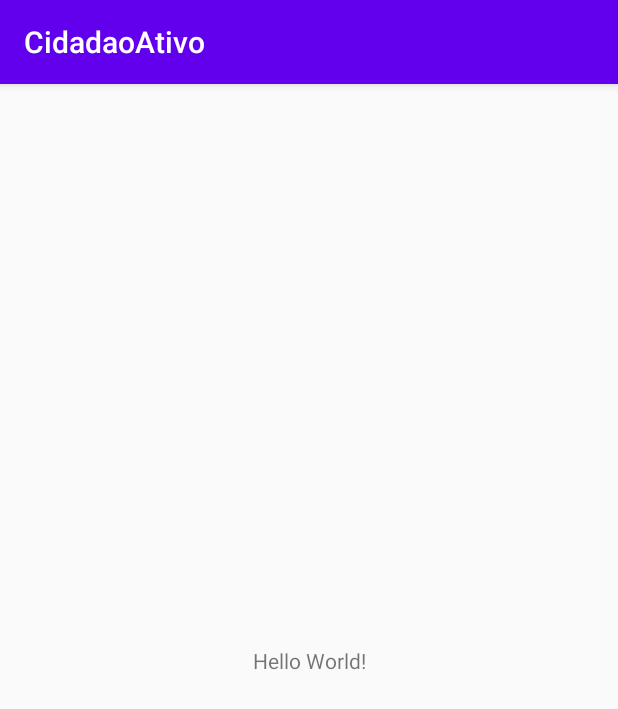
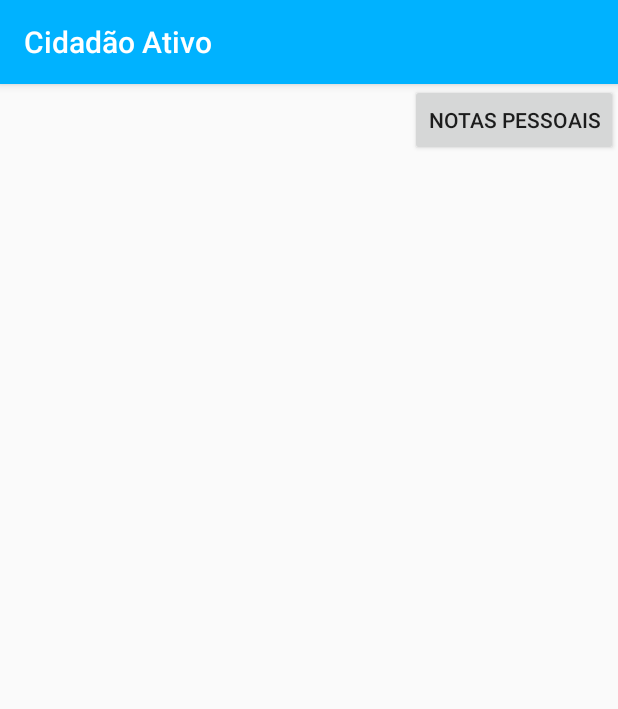
Before and after one commit to paulovareiro29/CidadaoAtivo, an Android app: the screen it shows after launch (MainActivity), on a phone screen of 412 x 824 dp. Shown: the top 709 px of the screen. Run offline under Robolectric (Android 15) with nearby library versions, the phone set to English and light mode, and no system bars.

Commit message:
Criado a atividade notas pessoais, que será onde se vai listar as notas pessoais, e a atividade de criar nota pessoal, que sera onde se irá criar uma nota pessoal

```diff
--- a/app/src/main/AndroidManifest.xml
+++ b/app/src/main/AndroidManifest.xml
@@ -9,6 +9,8 @@
         android:roundIcon="@mipmap/ic_launcher_round"
         android:supportsRtl="true"
         android:theme="@style/AppTheme">
+        <activity android:name=".CriarNotaPessoal"></activity>
+        <activity android:name=".NotasPessoais" />
         <activity android:name=".MainActivity">
             <intent-filter>
                 <action android:name="android.intent.action.MAIN" />
--- a/app/src/main/res/layout/activity_main.xml
+++ b/app/src/main/res/layout/activity_main.xml
@@ -1,18 +1,16 @@
 <?xml version="1.0" encoding="utf-8"?>
-<androidx.constraintlayout.widget.ConstraintLayout xmlns:android="http://schemas.android.com/apk/res/android"
+<RelativeLayout xmlns:android="http://schemas.android.com/apk/res/android"
     xmlns:app="http://schemas.android.com/apk/res-auto"
     xmlns:tools="http://schemas.android.com/tools"
     android:layout_width="match_parent"
     android:layout_height="match_parent"
     tools:context=".MainActivity">
 
-    <TextView
+    <Button
         android:layout_width="wrap_content"
         android:layout_height="wrap_content"
-        android:text="Hello World!"
-        app:layout_constraintBottom_toBottomOf="parent"
-        app:layout_constraintLeft_toLeftOf="parent"
-        app:layout_constraintRight_toRightOf="parent"
-        app:layout_constraintTop_toTopOf="parent" />
-
-</androidx.constraintlayout.widget.ConstraintLayout>
+        android:layout_alignParentTop="true"
+        android:layout_alignParentRight="true"
+        android:text="@string/notasPessoais"
+        android:onClick="personalNotesChange"/>
+</RelativeLayout>
--- a/app/src/main/res/values/colors.xml
+++ b/app/src/main/res/values/colors.xml
@@ -1,6 +1,7 @@
 <?xml version="1.0" encoding="utf-8"?>
 <resources>
-    <color name="colorPrimary">#6200EE</color>
-    <color name="colorPrimaryDark">#3700B3</color>
+    <color name="colorPrimary">#00B2FF</color>
+    <color name="colorPrimaryDark">#00A3E9</color>
     <color name="colorAccent">#03DAC5</color>
+    <color name="textColorPrimary">#FFFFFF</color>
 </resources>
--- a/app/src/main/res/values/strings.xml
+++ b/app/src/main/res/values/strings.xml
@@ -1,3 +1,5 @@
 <resources>
-    <string name="app_name">CidadaoAtivo</string>
+    <string name="app_name">Cidadão Ativo</string>
+    <string name="notasPessoais">Notas Pessoais</string>
+    <string name="criarNota">Criar Nota</string>
 </resources>
```
Also changed, not shown: app/src/main/java/ipvc/estg/cidadaoativo/CriarNotaPessoal.kt (added, +14 -0 lines), app/src/main/java/ipvc/estg/cidadaoativo/MainActivity.kt (+7 -0 lines), app/src/main/java/ipvc/estg/cidadaoativo/NotasPessoais.kt (added, +33 -0 lines), app/src/main/res/layout/activity_criar_nota_pessoal.xml (added, +9 -0 lines), app/src/main/res/layout/activity_notas_pessoais.xml (added, +10 -0 lines), app/src/main/res/menu/menu_notas_pessoais.xml (added, +8 -0 lines), 1 other file.
